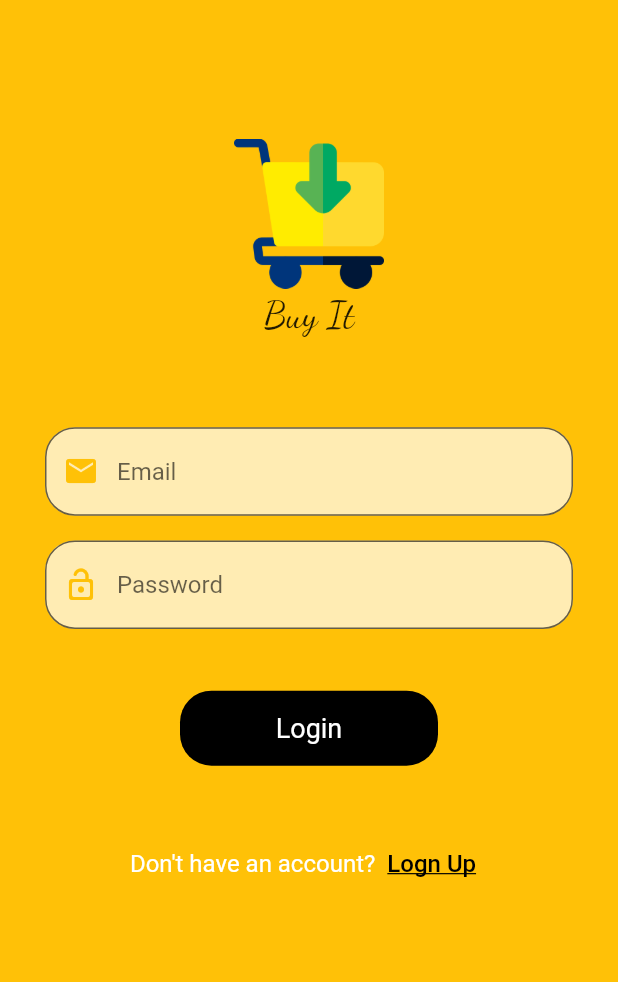
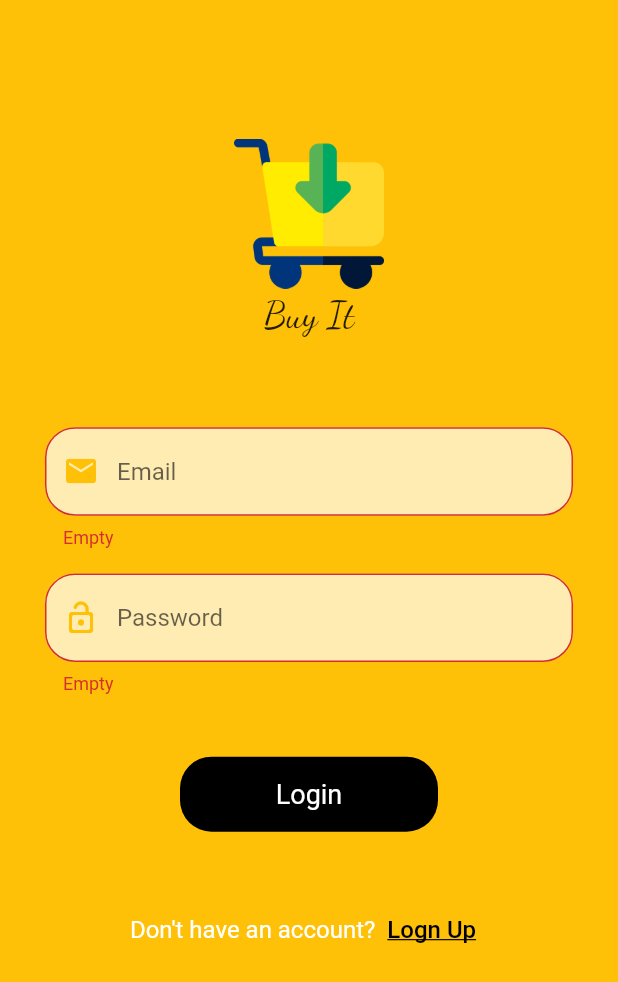
Before and after one commit to RayanIsmael/e-commerce, a Flutter app: the screen it shows after launch, after a tap on "Login", on a phone screen of 412 x 824 dp. Shown: the top 982 px of the screen. Run offline on Flutter 3.47's test engine with Material 2 defaults, Android fonts, the phone set to English and light mode, and no system bars; our stand-ins replace awesome_dialog, firebase_auth, firebase_core; accounts and stored records are empty.

Commit message:
modified login and make home screen

```diff
--- a/lib/main.dart
+++ b/lib/main.dart
@@ -1,3 +1,4 @@
+import 'package:e_commerce/screen/home.dart';
 import 'package:e_commerce/screen/login.dart';
 import 'package:firebase_core/firebase_core.dart';
 import 'package:flutter/material.dart';
@@ -13,7 +14,7 @@ class MyApp extends StatelessWidget {
   Widget build(BuildContext context) {
     return MaterialApp(
       debugShowCheckedModeBanner: false,
-      home: Login(),
+      home: Home(),
     );
   }
 }
--- /dev/null
+++ b/lib/screen/home.dart
@@ -0,0 +1,66 @@
+import 'package:e_commerce/screen/login.dart';
+import 'package:firebase_auth/firebase_auth.dart';
+import 'package:flutter/material.dart';
+
+class Home extends StatefulWidget {
+  Home({Key? key}) : super(key: key);
+
+  @override
+  _HomeState createState() => _HomeState();
+}
+
+class _HomeState extends State<Home> {
+  GlobalKey<ScaffoldState> scaffoldkey = GlobalKey();
+  FirebaseAuth auth = FirebaseAuth.instance;
+
+  @override
+  void initState() {
+    auth.authStateChanges().listen((user) {
+      if (user == null) {
+        Navigator.of(context).pushReplacement(MaterialPageRoute(
+          builder: (context) => Login(),
+        ));
+      } else {
+        /////////////////
+        var snackbar = SnackBar(
+          content: Text("Hello: ${user.email}"),
+          duration: Duration(seconds: 2),
+          backgroundColor: Colors.blue,
+        );
+
+        ScaffoldMessenger.of(context).showSnackBar(snackbar);
+        ///////////////////////////
+      }
+    });
+    super.initState();
+  }
+
+/////*************************************/////
+  @override
+  Widget build(BuildContext context) {
+    return Scaffold(
+      key: scaffoldkey,
+      appBar: AppBar(
+        title: Text('HOME PAGE'),
+        titleSpacing: 2,
+        centerTitle: true,
+        actions: [
+          IconButton(
+              onPressed: () async {
+                await auth.signOut();
+              },
+              icon: Icon(Icons.logout_rounded))
+        ],
+      ),
+      floatingActionButton: FloatingActionButton(
+        backgroundColor: Theme.of(context).primaryColor,
+        child: Icon(
+          Icons.add,
+          size: 30,
+          color: Colors.white,
+        ),
+        onPressed: () {},
+      ),
+    );
+  }
+}
--- a/lib/screen/login.dart
+++ b/lib/screen/login.dart
@@ -1,15 +1,109 @@
 import 'dart:ui';
 
+import 'package:awesome_dialog/awesome_dialog.dart';
+import 'package:e_commerce/screen/home.dart';
 import 'package:e_commerce/screen/signup.dart';
+import 'package:firebase_auth/firebase_auth.dart';
 import 'package:flutter/material.dart';
 
-class Login extends StatelessWidget {
-  const Login({Key? key}) : super(key: key);
+class Login extends StatefulWidget {
+  Login({Key? key}) : super(key: key);
+
+  @override
+  _LoginState createState() => _LoginState();
+}
+
+class _LoginState extends State<Login> {
+  var email, password;
+  GlobalKey<ScaffoldState> scaffoldkey = GlobalKey();
+  GlobalKey<FormState> formkey = GlobalKey();
+  FirebaseAuth auth = FirebaseAuth.instance;
 
   @override
   Widget build(BuildContext context) {
     double height = MediaQuery.of(context).size.height;
+    ///////////////////////
+    ///
+    ///
+    ////Alert Dialog////
+    showDialog() {
+      AwesomeDialog(
+        context: context,
+        dialogType: DialogType.NO_HEADER, //more
+        animType: AnimType.SCALE, //more
+        body: Container(
+            height: 100,
+            child: Center(
+              child: CircularProgressIndicator(),
+            )),
+        ////more....
+      )..show();
+    }
+
+    ///////////////////
+/////////////////////////login
+    mylogin() async {
+      var formatdata = formkey.currentState;
+      if (formatdata!.validate()) {
+        formatdata.save();
+        ///////////////////////////
+        try {
+          showDialog();
+          // ignore: unused_local_variable
+          UserCredential userCredential = await auth.signInWithEmailAndPassword(
+              email: email, password: password);
+          Navigator.of(context).pushReplacement(MaterialPageRoute(
+            builder: (context) => Home(),
+          ));
+        } on FirebaseAuthException catch (e) {
+          if (e.code == 'user-not-found') {
+            Navigator.of(context).pop();
+            ////////////////////////////
+            var snackbar = SnackBar(
+              content: Text("No user found for that email."),
+              duration: Duration(seconds: 1),
+            );
+
+            scaffoldkey.currentState!
+                // ignore: deprecated_member_use
+                .showSnackBar(snackbar);
+            ///////////////////////////
+          } else if (e.code == 'wrong-password') {
+            Navigator.of(context).pop();
+            ////////////////////////////
+            var snackbar = SnackBar(
+              content: Text("Wrong password provided for that user."),
+              duration: Duration(seconds: 1),
+            );
+
+            scaffoldkey.currentState!
+                // ignore: deprecated_member_use
+                .showSnackBar(snackbar);
+            ///////////////////////////
+          } else if (e.code == 'invalid-email') {
+            Navigator.of(context).pop();
+            ////////////////////////////
+            var snackbar = SnackBar(
+              content: Text("invalid-email"),
+              duration: Duration(seconds: 1),
+            );
+
+            scaffoldkey.currentState!
+                // ignore: deprecated_member_use
+                .showSnackBar(snackbar);
+            ///////////////////////////
+          }
+        }
+        ///////////////////////////
+      } else {
+        print("Un Valid");
+      }
+    }
+
+///////////////////////
+///////////////////////
     return Scaffold(
+        key: scaffoldkey,
         backgroundColor: Colors.amber,
         body: ListView(
           children: [
@@ -40,10 +134,27 @@ class Login extends StatelessWidget {
                 ),
               ),
             ),
+            Form(
+                key: formkey,
+                child: Column(
+                  mainAxisAlignment: MainAxisAlignment.center,
+                  children: [
                     /////filed email/////
                     Padding(
                       padding: const EdgeInsets.symmetric(horizontal: 30),
                       child: TextFormField(
+                        ///////Validator//////
+                        onSaved: (newValue) {
+                          email = newValue;
+                        },
+                        validator: (value) {
+                          if (value!.isEmpty) return "Empty";
+                          if (value.length < 5) return "Wrong Value";
+                          return null;
+                        },
+                        /////////////
+                        autovalidateMode: AutovalidateMode.onUserInteraction,
+                        /////
                         cursorColor: Colors.amber,
                         decoration: InputDecoration(
                             filled: true,
@@ -54,11 +165,14 @@ class Login extends StatelessWidget {
                             fillColor: Colors.amber[100],
                             hintText: "Email",
                             focusedBorder: OutlineInputBorder(
-                      borderRadius: BorderRadius.all(Radius.circular(20.0)),
-                      borderSide: BorderSide(width: 2, color: Colors.white),
+                              borderRadius:
+                                  BorderRadius.all(Radius.circular(20.0)),
+                              borderSide:
+                                  BorderSide(width: 2, color: Colors.white),
                             ),
                             border: OutlineInputBorder(
-                      borderRadius: BorderRadius.all(Radius.circular(20.0)),
+                              borderRadius:
+                                  BorderRadius.all(Radius.circular(20.0)),
                             )),
                       ),
                     ),
@@ -71,6 +185,18 @@ class Login extends StatelessWidget {
                     Padding(
                       padding: const EdgeInsets.symmetric(horizontal: 30),
                       child: TextFormField(
+                        ///////Validator//////
+                        onSaved: (newValue) {
+                          password = newValue;
+                        },
+                        validator: (value) {
+                          if (value!.isEmpty) return "Empty";
+                          if (value.length < 5) return "Wrong Value";
+                          return null;
+                        },
+                        /////////////
+                        autovalidateMode: AutovalidateMode.onUserInteraction,
+                        /////
                         cursorColor: Colors.amber,
                         decoration: InputDecoration(
                             filled: true,
@@ -81,15 +207,20 @@ class Login extends StatelessWidget {
                             fillColor: Colors.amber[100],
                             hintText: "Password",
                             focusedBorder: OutlineInputBorder(
-                      borderRadius: BorderRadius.all(Radius.circular(20.0)),
-                      borderSide: BorderSide(width: 2, color: Colors.white),
+                              borderRadius:
+                                  BorderRadius.all(Radius.circular(20.0)),
+                              borderSide:
+                                  BorderSide(width: 2, color: Colors.white),
                             ),
                             border: OutlineInputBorder(
-                      borderRadius: BorderRadius.all(Radius.circular(20.0)),
+                              borderRadius:
+                                  BorderRadius.all(Radius.circular(20.0)),
                             )),
                       ),
                     ),
                     //////
+                  ],
+                )),
             SizedBox(
               height: height * 0.05,
             ),
@@ -97,7 +228,9 @@ class Login extends StatelessWidget {
             Padding(
               padding: const EdgeInsets.symmetric(horizontal: 120),
               child: InkWell(
-                  onTap: () {},
+                  onTap: () {
+                    mylogin();
+                  },
                   child: Container(
                     alignment: Alignment.center,
                     height: 50.0,
--- a/lib/screen/signup.dart
+++ b/lib/screen/signup.dart
@@ -1,11 +1,9 @@
 import 'dart:ui';
-
 import 'package:awesome_dialog/awesome_dialog.dart';
-import 'package:e_commerce/provider/provider1.dart';
+import 'package:e_commerce/screen/home.dart';
 import 'package:e_commerce/screen/login.dart';
 import 'package:firebase_auth/firebase_auth.dart';
 import 'package:flutter/material.dart';
-import 'package:provider/provider.dart';
 
 class Signup extends StatefulWidget {
   Signup({Key? key}) : super(key: key);
@@ -56,7 +54,9 @@ class _SignupState extends State<Signup> {
           //     .collection('users')
           //     .add({"username": name, "email": email});
           //////////////////////////////
-          //Navigator.of(context).pushReplacementNamed("HomePage");
+          Navigator.of(context).pushReplacement(MaterialPageRoute(
+            builder: (context) => Home(),
+          ));
         } on FirebaseAuthException catch (e) {
           if (e.code == 'weak-password') {
             Navigator.of(context).pop(); //to close AlertDialog
@@ -166,6 +166,7 @@ class _SignupState extends State<Signup> {
                         },
                         /////////////
                         autovalidateMode: AutovalidateMode.onUserInteraction,
+                        /////
                         cursorColor: Colors.amber,
                         decoration: InputDecoration(
                             filled: true,
```
Lines whose indentation alone changed are shown as unchanged.
